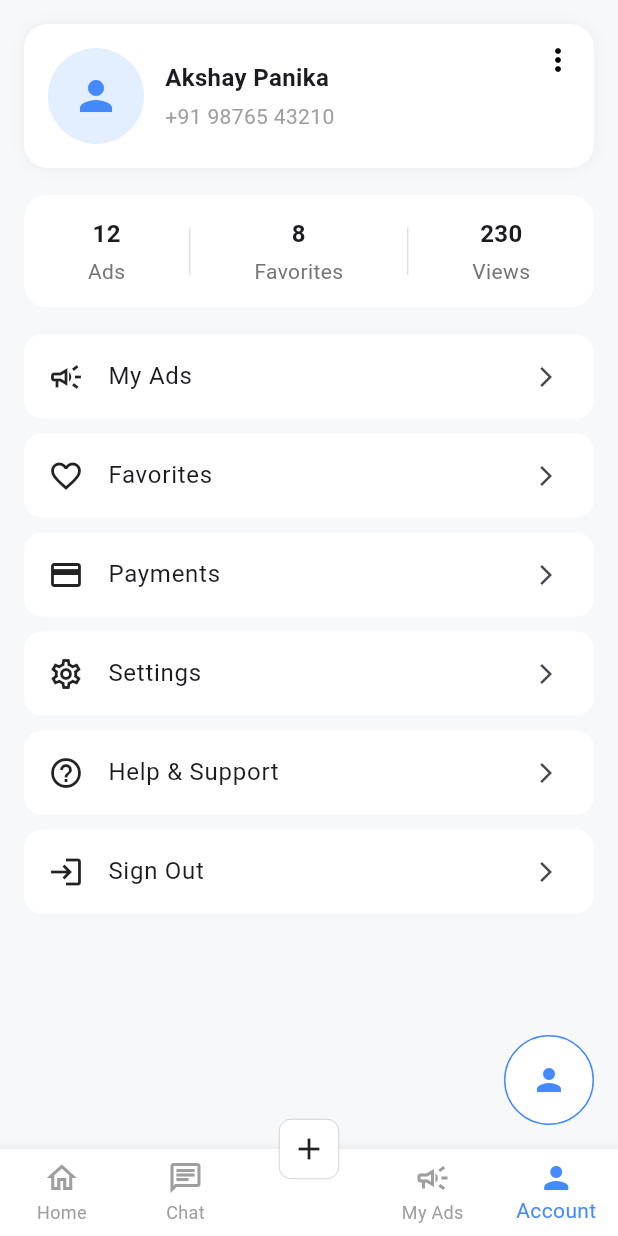
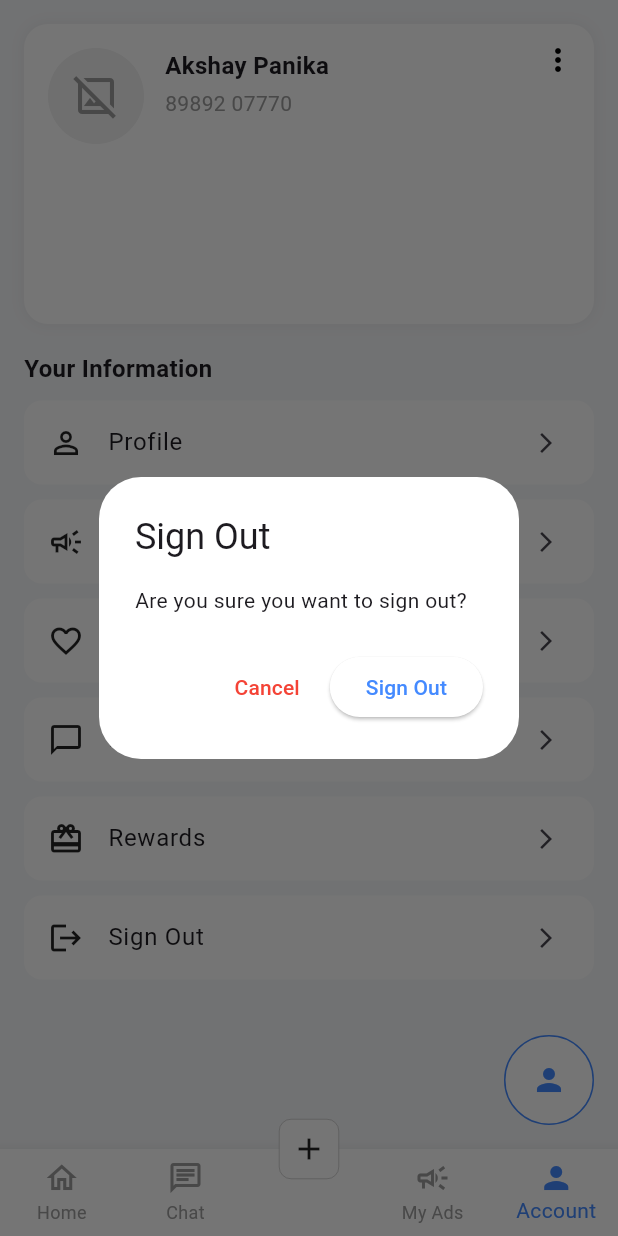
Before and after one commit to Akshay-Panika/Skills_app, a Flutter app: the DashboardScreen screen opened directly, item 5 of the bottom bar chosen, after a tap on "Sign Out", on a phone screen of 412 x 824 dp. Run offline on Flutter 3.47's test engine with Material 3 defaults, Android fonts, the phone set to English and light mode, and no system bars; our stand-ins replace fluttertoast, get, lottie, share_plus, shared_preferences; accounts and stored records are empty; project files that could hold a hidden picture were left out.

Commit message:
git commit -m "first commit"

```diff
--- /dev/null
+++ b/lib/core/widget/flutter_toast_widget.dart
@@ -0,0 +1,47 @@
+import 'package:flutter/material.dart';
+import 'package:fluttertoast/fluttertoast.dart';
+
+class FlutterToastWidget {
+  /// Show a custom toast with icon and text
+  static void showCustomToast({
+    required BuildContext context,
+    required String message,
+    IconData? icon,
+    Color backgroundColor = Colors.black87,
+    Color textColor = Colors.white,
+    ToastGravity gravity = ToastGravity.BOTTOM,
+    Duration duration = const Duration(seconds: 2),
+  }) {
+    FToast fToast = FToast();
+    fToast.init(context);
+
+    Widget toast = Container(
+      padding: const EdgeInsets.symmetric(horizontal: 16, vertical: 12),
+      decoration: BoxDecoration(
+        color: backgroundColor,
+        borderRadius: BorderRadius.circular(24),
+      ),
+      child: Row(
+        mainAxisSize: MainAxisSize.min,
+        children: [
+          if (icon != null) ...[
+            Icon(icon, color: textColor, size: 20),
+            const SizedBox(width: 12),
+          ],
+          Flexible(
+            child: Text(
+              message,
+              style: TextStyle(color: textColor, fontSize: 14),
+            ),
+          ),
+        ],
+      ),
+    );
+
+    fToast.showToast(
+      child: toast,
+      gravity: gravity,
+      toastDuration: duration,
+    );
+  }
+}
--- a/lib/features/account/screen/account_screen.dart
+++ b/lib/features/account/screen/account_screen.dart
@@ -1,4 +1,8 @@
 import 'package:flutter/material.dart';
+import 'package:get/get_connect/http/src/utils/utils.dart';
+import 'package:shared_preferences/shared_preferences.dart';
+import 'package:skills_app/core/widget/flutter_toast_widget.dart';
+import 'package:skills_app/features/auth/screen/auth_screen.dart';
 
 class AccountScreen extends StatelessWidget {
   const AccountScreen({super.key});
@@ -11,7 +15,6 @@ class AccountScreen extends StatelessWidget {
         toolbarHeight: 0,
         backgroundColor: Colors.white,
       ),
-
       body: ListView(
         padding: const EdgeInsets.all(16),
         children: [
@@ -19,6 +22,7 @@ class AccountScreen extends StatelessWidget {
           Stack(
             children: [
               Container(
+                height: 200,
                 padding: const EdgeInsets.all(16),
                 decoration: BoxDecoration(
                   color: Colors.white,
@@ -31,18 +35,14 @@ class AccountScreen extends StatelessWidget {
                   ],
                 ),
                 child: Row(
+                  crossAxisAlignment: CrossAxisAlignment.start,
                   children: [
-                    /// AVATAR
                     CircleAvatar(
                       radius: 32,
-                      backgroundColor: Colors.blueAccent.withOpacity(.15),
-                      child: const Icon(Icons.person,
-                          size: 32, color: Colors.blueAccent),
+                      backgroundColor: Colors.grey.withOpacity(.15),
+                      child: const Icon(Icons.image_not_supported_outlined, size: 32, color: Colors.grey),
                     ),
-
                     const SizedBox(width: 14),
-
-                    /// USER INFO
                     const Expanded(
                       child: Column(
                         crossAxisAlignment: CrossAxisAlignment.start,
@@ -51,92 +51,83 @@ class AccountScreen extends StatelessWidget {
                               style: TextStyle(
                                   fontWeight: FontWeight.w600, fontSize: 16)),
                           SizedBox(height: 4),
-                          Text("+91 98765 43210",
+                          Text("89892 07770",
                               style: TextStyle(color: Colors.grey)),
                         ],
                       ),
                     ),
-
                   ],
                 ),
               ),
               Positioned(
-                  right: 0,top: 0,
-                  child:   IconButton(
-                onPressed: () {},
-                icon: Icon(Icons.more_vert, color: Colors.black,),
-              ))
+                right: 0,
+                top: 0,
+                child: IconButton(
+                  onPressed: () {},
+                  icon: const Icon(Icons.more_vert, color: Colors.black),
+                ),
+              ),
             ],
           ),
 
           const SizedBox(height: 18),
 
-          /// STATS
-          Container(
-            padding: const EdgeInsets.symmetric(vertical: 14),
-            decoration: BoxDecoration(
-              color: Colors.white,
-              borderRadius: BorderRadius.circular(16),
-            ),
-            child: const Row(
-              mainAxisAlignment: MainAxisAlignment.spaceEvenly,
-              children: [
-                _StatItem(title: "Ads", value: "12"),
-                _Divider(),
-                _StatItem(title: "Favorites", value: "8"),
-                _Divider(),
-                _StatItem(title: "Views", value: "230"),
-              ],
-            ),
+          /// YOUR INFORMATION TITLE
+          const Text("Your Information",
+              style: TextStyle(fontWeight: FontWeight.bold, fontSize: 16)),
+
+          const SizedBox(height: 10),
+
+          /// MENU LIST (OLX Style)
+          const _MenuTile(icon: Icons.person_outline, title: "Profile"),
+          const _MenuTile(icon: Icons.campaign_outlined, title: "My Ads"),
+          const _MenuTile(icon: Icons.favorite_border, title: "Wishlist"),
+          const _MenuTile(icon: Icons.chat_bubble_outline, title: "Help & Support"),
+          const _MenuTile(icon: Icons.card_giftcard, title: "Rewards"),
+          _MenuTile(
+            icon: Icons.logout,
+            title: "Sign Out",
+            onTap: () {
+              _showSignOutDialog(context);
+            },
           ),
-
-          const SizedBox(height: 18),
-
-          /// MENU LIST
-          const _MenuTile(icon: Icons.campaign_outlined, title: "My Ads"),
-          const _MenuTile(icon: Icons.favorite_border, title: "Favorites"),
-          const _MenuTile(icon: Icons.payment_outlined, title: "Payments"),
-          const _MenuTile(icon: Icons.settings_outlined, title: "Settings"),
-          const _MenuTile(icon: Icons.help_outline, title: "Help & Support"),
-          const _MenuTile(icon: Icons.login_outlined, title: "Sign Out"),
-
         ],
       ),
     );
   }
-}
 
-/// ================= STAT ITEM =================
-class _StatItem extends StatelessWidget {
-  final String title;
-  final String value;
-
-  const _StatItem({required this.title, required this.value});
-
-  @override
-  Widget build(BuildContext context) {
-    return Column(
-      children: [
-        Text(value,
-            style: const TextStyle(
-                fontWeight: FontWeight.bold, fontSize: 16)),
-        const SizedBox(height: 4),
-        Text(title, style: TextStyle(color: Colors.grey.shade600)),
-      ],
-    );
-  }
-}
-
-/// DIVIDER
-class _Divider extends StatelessWidget {
-  const _Divider();
-
-  @override
-  Widget build(BuildContext context) {
-    return Container(
-      width: 1,
-      height: 32,
-      color: Colors.grey.shade300,
+  void _showSignOutDialog(BuildContext context) {
+    showDialog(
+      context: context,
+      builder: (ctx) => AlertDialog(
+        backgroundColor: Colors.white,
+        title: const Text("Sign Out"),
+        content: const Text("Are you sure you want to sign out?"),
+        actions: [
+          TextButton(
+            onPressed: () {
+              Navigator.of(ctx).pop(); // Close dialog
+            },
+            child:  Text("Cancel", style: TextStyle(color: Colors.red),),
+          ),
+          ElevatedButton(
+            style: ElevatedButton.styleFrom(backgroundColor: Colors.white),
+            onPressed: () async{
+              SharedPreferences prefs = await SharedPreferences.getInstance();
+              await prefs.remove('intro_seen');
+              Navigator.pushReplacement(context, MaterialPageRoute(builder:(context) =>  AuthScreen(),));
+              FlutterToastWidget.showCustomToast(
+                context: context,
+                message: "Signed out successfully",
+                icon: Icons.check_circle,
+                backgroundColor: Colors.green,
+                textColor: Colors.white,
+              );
+            },
+            child:  Text("Sign Out", style: TextStyle(color: Colors.blueAccent),),
+          ),
+        ],
+      ),
     );
   }
 }
@@ -145,8 +136,10 @@ class _Divider extends StatelessWidget {
 class _MenuTile extends StatelessWidget {
   final IconData icon;
   final String title;
+  final String? subtitle;
+  final VoidCallback? onTap;
 
-  const _MenuTile({required this.icon, required this.title});
+  const _MenuTile({required this.icon, required this.title, this.subtitle, this.onTap});
 
   @override
   Widget build(BuildContext context) {
@@ -159,8 +152,9 @@ class _MenuTile extends StatelessWidget {
       child: ListTile(
         leading: Icon(icon, color: Colors.black87),
         title: Text(title),
+        subtitle: subtitle != null ? Text(subtitle!) : null,
         trailing: const Icon(Icons.arrow_forward_ios, size: 16),
-        onTap: () {},
+        onTap: onTap,
       ),
     );
   }
--- a/lib/features/category/screen/category_screen.dart
+++ b/lib/features/category/screen/category_screen.dart
@@ -30,7 +30,7 @@ class _CategoryScreenState extends State<CategoryScreen> {
   @override
   Widget build(BuildContext context) {
     return Scaffold(
-      backgroundColor: Colors.white,
+      backgroundColor: Color(0xffF7F8FA),
       appBar: AppBar(
         title: const Text("Categories"),
         titleTextStyle: const TextStyle(
--- a/lib/features/dashboard/screen/dashboard_screen.dart
+++ b/lib/features/dashboard/screen/dashboard_screen.dart
@@ -45,6 +45,7 @@ class _DashboardScreenState extends State<DashboardScreen> {
   @override
   Widget build(BuildContext context) {
     return Scaffold(
+      backgroundColor: Color(0xffF7F8FA),
       body: Stack(
         alignment: Alignment.bottomRight,
         children: [
--- a/lib/features/home/screen/home_screen.dart
+++ b/lib/features/home/screen/home_screen.dart
@@ -20,7 +20,7 @@ class _HomeScreenState extends State<HomeScreen> {
   @override
   Widget build(BuildContext context) {
     return Scaffold(
-      backgroundColor: Colors.white,
+      backgroundColor: Color(0xffF7F8FA),
       appBar: AppBar(
         backgroundColor: Colors.white,
         surfaceTintColor: Colors.white,
@@ -34,7 +34,8 @@ class _HomeScreenState extends State<HomeScreen> {
         slivers: [
 
           SliverToBoxAdapter(
-            child: Padding(
+            child: Container(
+              color: Colors.white,
               padding: EdgeInsets.all(8),
               child: Row(
                 mainAxisAlignment: MainAxisAlignment.spaceBetween,
@@ -87,13 +88,10 @@ class _HomeScreenState extends State<HomeScreen> {
               ),
             ),
           ),
-          SliverToBoxAdapter(child: SizedBox(height: 10,),),
           SliverPersistentHeader(
             pinned: true,
             delegate: _SliverSearchBarDelegate(
               height: 56,
-              child: Padding(
-                padding: const EdgeInsets.symmetric(horizontal: 12),
               child: Row(
                 children: [
 
@@ -175,7 +173,6 @@ class _HomeScreenState extends State<HomeScreen> {
               ),
             ),
           ),
-          ),
 
            SliverToBoxAdapter(child: SizedBox(height: 20,),),
 
@@ -199,7 +196,7 @@ class _HomeScreenState extends State<HomeScreen> {
             child: SizedBox(
               height: 215,
               child: GridView.builder(
-                padding: const EdgeInsets.symmetric(horizontal: 16),
+                padding: const EdgeInsets.symmetric(horizontal: 10),
                 scrollDirection: Axis.horizontal,
                 itemCount: categoriesData.length,
                 gridDelegate: const SliverGridDelegateWithFixedCrossAxisCount(
@@ -220,7 +217,7 @@ class _HomeScreenState extends State<HomeScreen> {
                           height: 65,
                           width: double.infinity,
                           decoration: BoxDecoration(
-                            color: Colors.grey.shade100,
+                            color: Colors.white,
                             borderRadius: BorderRadius.circular(10),
                           ),
                           child: Icon(
@@ -251,7 +248,7 @@ class _HomeScreenState extends State<HomeScreen> {
 
           SliverToBoxAdapter(
             child: Container(
-              margin: const EdgeInsets.all(16),
+              margin: const EdgeInsets.symmetric(horizontal: 10),
               padding: const EdgeInsets.all(16),
               decoration: BoxDecoration(
                 color: Colors.lightBlueAccent.withOpacity(0.1),
@@ -615,6 +612,7 @@ class _SliverSearchBarDelegate extends SliverPersistentHeaderDelegate {
       height: height,
       child: Container(
         color: Colors.white,
+        padding: const EdgeInsets.symmetric(horizontal: 12),
         child: child,
       ),
     );
--- a/lib/features/search/screen/search_screen.dart
+++ b/lib/features/search/screen/search_screen.dart
@@ -51,7 +51,7 @@ class SearchScreen extends StatelessWidget {
   @override
   Widget build(BuildContext context) {
     return Scaffold(
-      backgroundColor: Colors.white,
+      backgroundColor: Color(0xffF7F8FA),
       body: Column(
         children: [
           _buildHeader(context),
--- a/lib/features/service/screen/service_details_screen.dart
+++ b/lib/features/service/screen/service_details_screen.dart
@@ -8,7 +8,7 @@ class ServiceDetailsScreen extends StatelessWidget {
   @override
   Widget build(BuildContext context) {
     return Scaffold(
-      backgroundColor: Colors.white,
+      backgroundColor: Color(0xffF7F8FA),
       body: CustomScrollView(
         slivers: [
           /// IMAGE SECTION
--- a/lib/features/service/screen/service_screen.dart
+++ b/lib/features/service/screen/service_screen.dart
@@ -7,7 +7,7 @@ class ServiceScreen extends StatelessWidget {
   @override
   Widget build(BuildContext context) {
     return Scaffold(
-      backgroundColor: Colors.white,
+      backgroundColor: Color(0xffF7F8FA),
       appBar: AppBar(
         title: const Text("Service"),
         titleTextStyle: const TextStyle(
--- a/pubspec.yaml
+++ b/pubspec.yaml
@@ -36,6 +36,9 @@ dependencies:
   cupertino_icons: ^1.0.8
   share_plus: ^12.0.1
   lottie: ^3.3.1
+  shared_preferences: ^2.5.3
+  get: ^4.7.3
+  fluttertoast: ^9.0.0
 
 dev_dependencies:
   flutter_test:
```
Also changed, not shown: lib/core/constant/app_color.dart (added, +28 -0 lines), lib/features/auth/screen/intro_screen.dart (+7 -3 lines), lib/features/auth/screen/splash_screen.dart (+21 -5 lines), pubspec.lock, 1 other file. Lines whose indentation alone changed are shown as unchanged.
